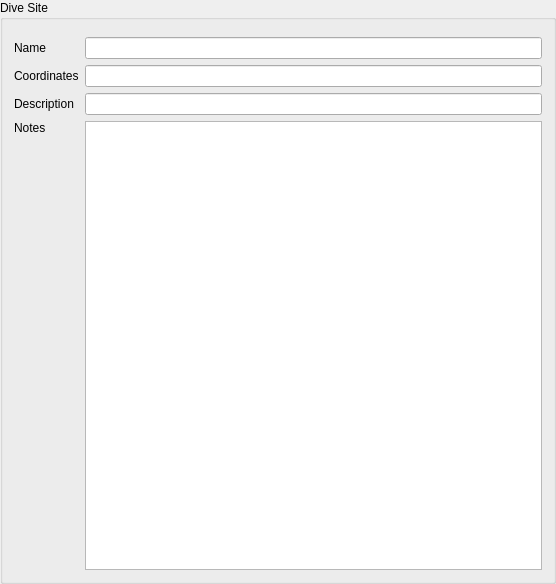
Old version of the form qt-ui/locationInformation.ui in the repository subsurface/subsurface.
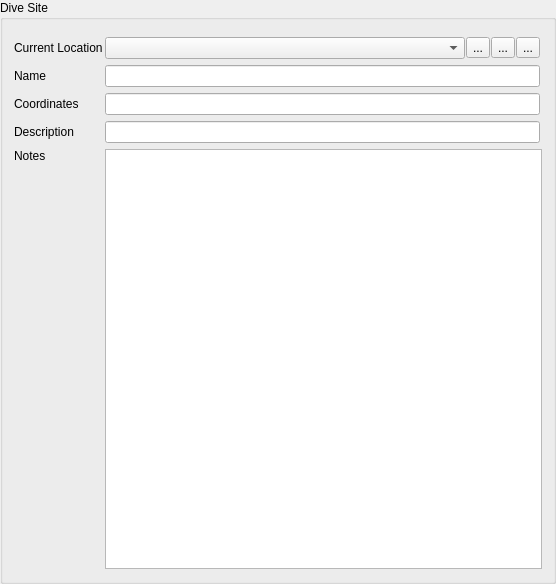
New version of the form. Icons and pictures are not drawn. Custom widgets are drawn as their Qt base class.

Commit message:
Change the Locationinformation to handle location editing
Add a few interface items to handle location editiing, a combobox to show
everything, and three buttons: add, edit, delete.

```diff
--- a/qt-ui/locationInformation.ui
+++ b/qt-ui/locationInformation.ui
@@ -17,37 +17,76 @@
    <string>Dive Site</string>
   </property>
   <layout class="QGridLayout" name="gridLayout">
-   <item row="0" column="1">
-    <widget class="KMessageWidget" name="diveSiteMessage" native="true"/>
-   </item>
-   <item row="4" column="0">
-    <widget class="QLabel" name="label_4">
-     <property name="text">
-      <string>Notes</string>
-     </property>
-    </widget>
-   </item>
-   <item row="2" column="1">
-    <widget class="QLineEdit" name="diveSiteCoordinates"/>
-   </item>
+   <property name="bottomMargin">
+    <number>12</number>
+   </property>
+   <property name="horizontalSpacing">
+    <number>2</number>
+   </property>
+   <property name="verticalSpacing">
+    <number>-1</number>
+   </property>
    <item row="1" column="0">
+    <widget class="QLabel" name="label_5">
+     <property name="text">
+      <string>Current Location</string>
+     </property>
+    </widget>
+   </item>
+   <item row="1" column="1">
+    <layout class="QHBoxLayout" name="horizontalLayout">
+     <property name="spacing">
+      <number>1</number>
+     </property>
+     <item>
+      <widget class="QComboBox" name="currentLocation"/>
+     </item>
+     <item>
+      <widget class="QToolButton" name="addLocation">
+       <property name="text">
+        <string>...</string>
+       </property>
+       <property name="icon">
+        <iconset resource="../subsurface.qrc">
+         <normaloff>:/plus</normaloff>:/plus</iconset>
+       </property>
+      </widget>
+     </item>
+     <item>
+      <widget class="QToolButton" name="editLocation">
+       <property name="text">
+        <string>...</string>
+       </property>
+       <property name="icon">
+        <iconset resource="../subsurface.qrc">
+         <normaloff>:/edit</normaloff>:/edit</iconset>
+       </property>
+      </widget>
+     </item>
+     <item>
+      <widget class="QToolButton" name="removeLocation">
+       <property name="text">
+        <string>...</string>
+       </property>
+       <property name="icon">
+        <iconset resource="../subsurface.qrc">
+         <normaloff>:/trash</normaloff>:/trash</iconset>
+       </property>
+      </widget>
+     </item>
+    </layout>
+   </item>
+   <item row="2" column="0">
     <widget class="QLabel" name="label">
      <property name="text">
       <string>Name</string>
      </property>
     </widget>
    </item>
-   <item row="1" column="1">
+   <item row="2" column="1">
     <widget class="QLineEdit" name="diveSiteName"/>
    </item>
    <item row="3" column="0">
-    <widget class="QLabel" name="label_3">
-     <property name="text">
-      <string>Description</string>
-     </property>
-    </widget>
-   </item>
-   <item row="2" column="0">
     <widget class="QLabel" name="label_2">
      <property name="text">
       <string>Coordinates</string>
@@ -55,9 +94,29 @@
     </widget>
    </item>
    <item row="3" column="1">
+    <widget class="QLineEdit" name="diveSiteCoordinates"/>
+   </item>
+   <item row="4" column="0">
+    <widget class="QLabel" name="label_3">
+     <property name="text">
+      <string>Description</string>
+     </property>
+    </widget>
+   </item>
+   <item row="4" column="1">
     <widget class="QLineEdit" name="diveSiteDescription"/>
    </item>
    <item row="5" column="0">
+    <widget class="QLabel" name="label_4">
+     <property name="text">
+      <string>Notes</string>
+     </property>
+    </widget>
+   </item>
+   <item row="5" column="1" rowspan="2" colspan="2">
+    <widget class="QPlainTextEdit" name="diveSiteNotes"/>
+   </item>
+   <item row="6" column="0">
     <spacer name="verticalSpacer">
      <property name="orientation">
       <enum>Qt::Vertical</enum>
@@ -70,8 +129,8 @@
      </property>
     </spacer>
    </item>
-   <item row="4" column="1" rowspan="2">
-    <widget class="QPlainTextEdit" name="diveSiteNotes"/>
+   <item row="0" column="0" colspan="3">
+    <widget class="KMessageWidget" name="diveSiteMessage" native="true"/>
    </item>
   </layout>
  </widget>
```
Left out of the diff: 4 changed lines with no effect on the pictures.
